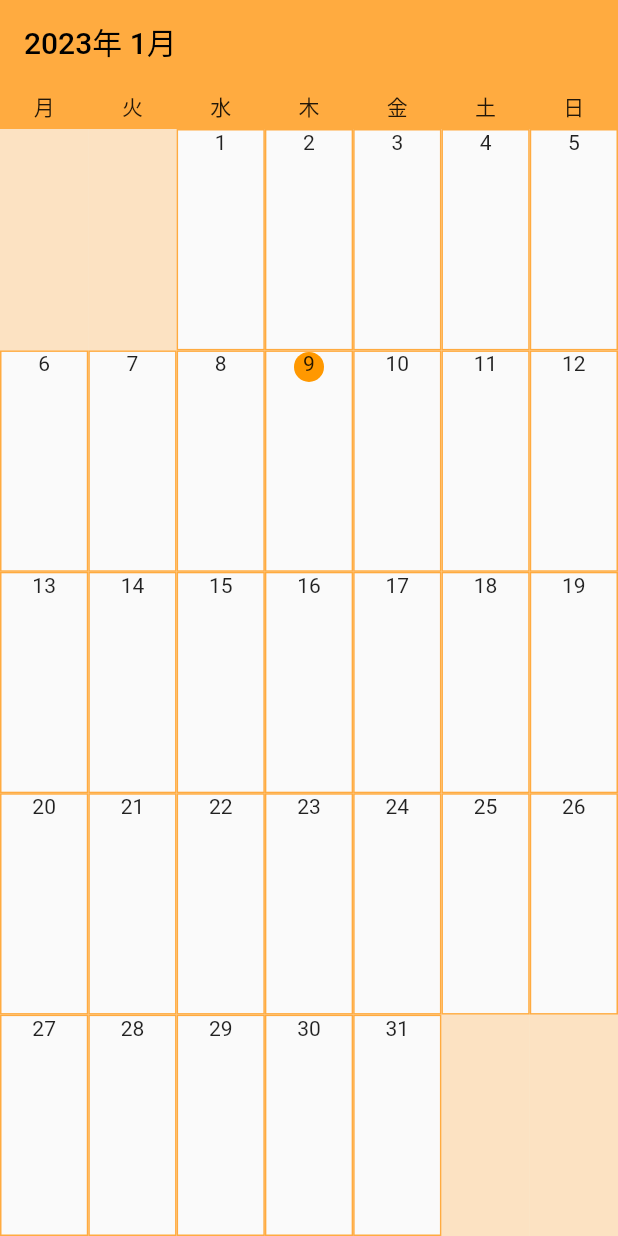
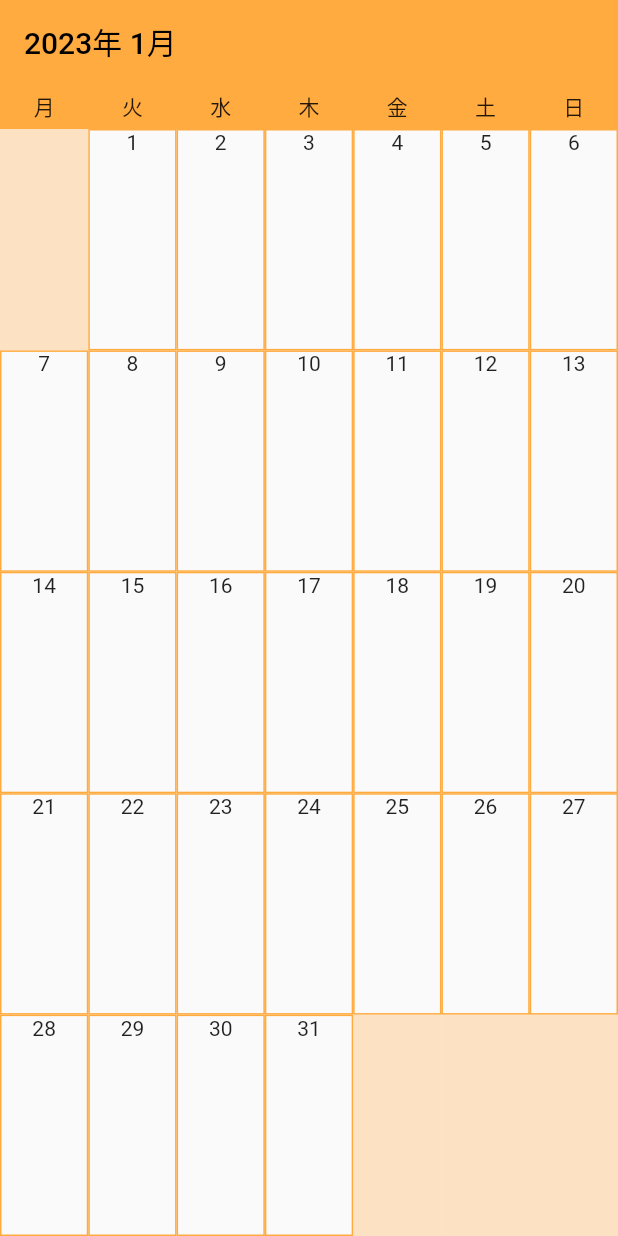
Before and after one commit to tomohiro1024/calendar2022, a Flutter app: the screen it shows after launch, swiped to page 3, on a phone screen of 412 x 824 dp. Run offline on Flutter 3.47's test engine with Material 2 defaults, Android fonts, the phone set to English and light mode, and no system bars.

Commit message:
過去の月を取得

```diff
--- a/lib/pages/calender.dart
+++ b/lib/pages/calender.dart
@@ -13,6 +13,18 @@ class _CalenderViewState extends State<CalenderView> {
   DateTime now = DateTime.now();
   //　曜日
   List<String> weekName = ['月', '火', '水', '木', '金', '土', '日'];
+  late PageController controller;
+  DateTime firstDay = DateTime(2022, 1, 1);
+  // firstDayから何ヶ月経っているかという状態を管理
+  late int mouthDuration;
+  @override
+  void initState() {
+    super.initState();
+    mouthDuration =
+        (now.year - firstDay.year) * 12 + (now.month - firstDay.month);
+    controller = PageController(initialPage: mouthDuration);
+  }
+
   @override
   Widget build(BuildContext context) {
     return Scaffold(
@@ -51,20 +63,24 @@ class _CalenderViewState extends State<CalenderView> {
   }
 
   Widget createCalenderItem() {
-    return PageView.builder(itemBuilder: (context, index) {
+    return PageView.builder(
+        controller: controller,
+        itemBuilder: (context, index) {
           List<Widget> _list = [];
           List<Widget> _listCache = [];
 
-      DateTime date = DateTime(now.year, now.month + index, 1);
+          DateTime date =
+              DateTime(now.year, now.month + index - mouthDuration, 1);
 
-      int monthLastDay =
-          DateTime(now.year, now.month + 1, 1).subtract(Duration(days: 1)).day;
+          int monthLastDay = DateTime(date.year, date.month + 1, 1)
+              .subtract(Duration(days: 1))
+              .day;
 
           for (int i = 0; i < monthLastDay; i++) {
             _listCache.add(_CalenderItem(
               day: i + 1,
               now: now,
-          casheDate: DateTime(now.year, now.month, i + 1),
+              casheDate: DateTime(date.year, date.month, i + 1),
             ));
             int repeatNumber = 7 - _listCache.length;
             if (date.add(Duration(days: i)).weekday == 7) {
```
Lines whose indentation alone changed are shown as unchanged.
